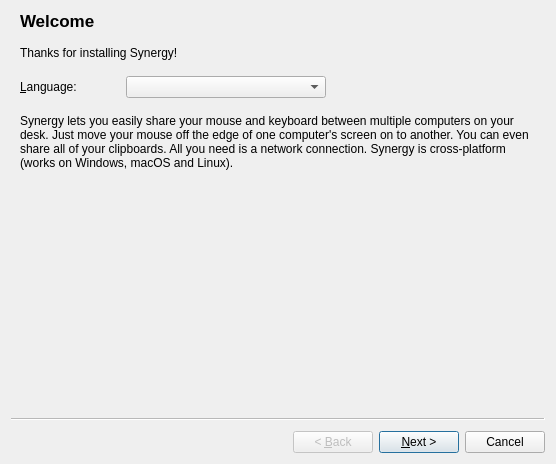
Qt form src/gui/src/SetupWizardBase.ui (deskflow/deskflow) before a commit.
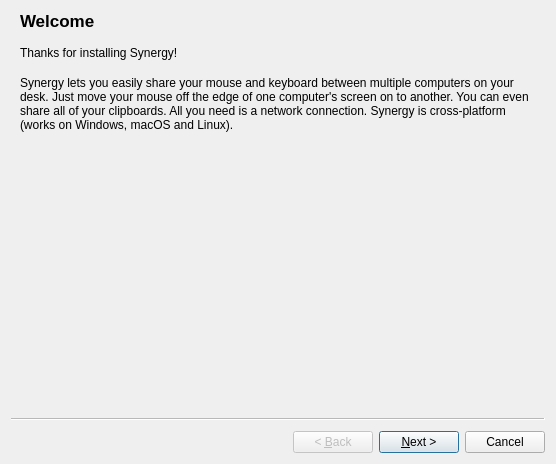
The same form after that commit.

Commit message:
SYNERGY-793 move language selection to advanced section (#6954)
* SYNERGY-793 Section advanced has been added

* SYNERGY-793 Move language selection to advanced sections

* SYNERGY-793 Remove debug traces

* Update ChangeLog

```diff
--- a/src/gui/src/SetupWizardBase.ui
+++ b/src/gui/src/SetupWizardBase.ui
@@ -59,52 +59,6 @@
       </property>
      </spacer>
     </item>
-    <item>
-     <layout class="QFormLayout" name="formLayout_3">
-      <item row="0" column="0">
-       <widget class="QLabel" name="label_4">
-        <property name="minimumSize">
-         <size>
-          <width>100</width>
-          <height>0</height>
-         </size>
-        </property>
-        <property name="text">
-         <string notr="true">&amp;Language:</string>
-        </property>
-        <property name="buddy">
-         <cstring>m_pComboLanguage</cstring>
-        </property>
-       </widget>
-      </item>
-      <item row="0" column="1">
-       <widget class="QComboBox" name="m_pComboLanguage">
-        <property name="maximumSize">
-         <size>
-          <width>200</width>
-          <height>16777215</height>
-         </size>
-        </property>
-       </widget>
-      </item>
-     </layout>
-    </item>
-    <item>
-     <spacer name="verticalSpacer_7">
-      <property name="orientation">
-       <enum>Qt::Vertical</enum>
-      </property>
-      <property name="sizeType">
-       <enum>QSizePolicy::Fixed</enum>
-      </property>
-      <property name="sizeHint" stdset="0">
-       <size>
-        <width>20</width>
-        <height>10</height>
-       </size>
-      </property>
-     </spacer>
-    </item>
     <item>
      <widget class="QLabel" name="label_5">
       <property name="locale">
```
Left out of the diff: 1 changed line with no effect on the pictures. The commit also changes 4 other files.
